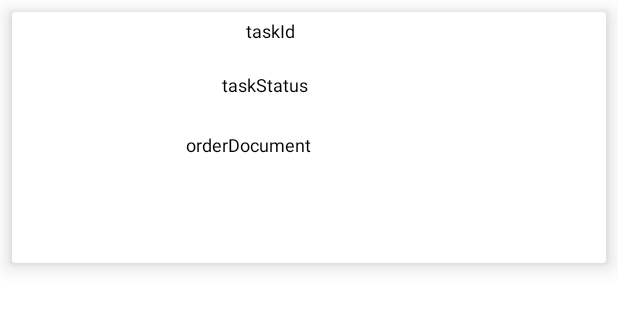
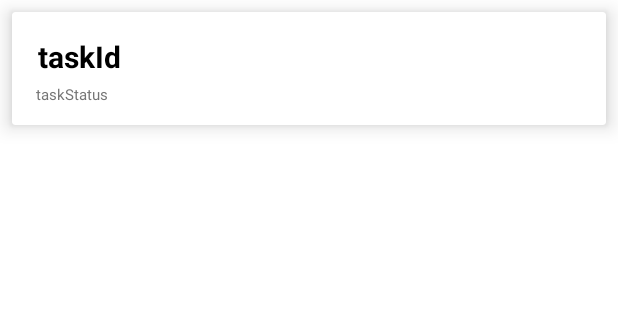
Before and after one commit to RubberTeam/InventaApp, an Android app: the layout task_card.xml on its own in the app's theme, with its tools: preview values and no code run, on a phone screen of 412 x 824 dp. Shown: the top 309 px of the screen. Run offline under Robolectric (Android 15) with nearby library versions, the phone set to English and light mode, and no system bars.

```diff
--- a/app/src/main/res/layout/task_card.xml
+++ b/app/src/main/res/layout/task_card.xml
@@ -1,6 +1,7 @@
 <?xml version="1.0" encoding="utf-8"?>
 <androidx.cardview.widget.CardView xmlns:android="http://schemas.android.com/apk/res/android"
     xmlns:app="http://schemas.android.com/apk/res-auto"
+    xmlns:tools="http://schemas.android.com/tools"
     android:layout_width="match_parent"
     android:layout_height="wrap_content"
     app:cardElevation="8dp"
@@ -9,46 +10,35 @@
     <androidx.constraintlayout.widget.ConstraintLayout
         android:id="@+id/linearLayout"
         android:layout_width="match_parent"
-        android:layout_height="167dp">
+        android:layout_height="75dp">
 
         <TextView
-            android:id="@+id/taskId"
-            android:layout_width="wrap_content"
-            android:layout_height="wrap_content"
-            android:layout_marginStart="156dp"
-            android:layout_marginTop="4dp"
+            android:id="@+id/street"
+            android:layout_width="361dp"
+            android:layout_height="26dp"
+            android:layout_marginTop="16dp"
             android:text="taskId"
+            android:textAlignment="textStart"
             android:textColor="@android:color/black"
-            android:textSize="12sp"
+            android:textSize="20sp"
+            android:textStyle="bold"
+            app:layout_constraintEnd_toEndOf="parent"
+            app:layout_constraintStart_toStartOf="parent"
+            app:layout_constraintTop_toTopOf="parent" />
+
+        <TextView
+            android:id="@+id/addressPart"
+            android:layout_width="316dp"
+            android:layout_height="17dp"
+            android:layout_marginStart="16dp"
+            android:layout_marginTop="48dp"
+            android:text="taskStatus"
+            android:textColor="@color/hint_text"
+            android:textSize="10sp"
             android:textStyle="normal"
             app:layout_constraintStart_toStartOf="parent"
             app:layout_constraintTop_toTopOf="parent" />
 
-        <TextView
-            android:id="@+id/taskStatus"
-            android:layout_width="wrap_content"
-            android:layout_height="wrap_content"
-            android:layout_marginStart="140dp"
-            android:layout_marginTop="40dp"
-            android:text="taskStatus"
-            android:textColor="@android:color/black"
-            android:textSize="12sp"
-            android:textStyle="normal"
-            app:layout_constraintStart_toStartOf="parent"
-            app:layout_constraintTop_toTopOf="parent" />
-
-        <TextView
-            android:id="@+id/orderDocument"
-            android:layout_width="wrap_content"
-            android:layout_height="wrap_content"
-            android:layout_marginStart="116dp"
-            android:layout_marginTop="80dp"
-            android:text="orderDocument"
-            android:textColor="@android:color/black"
-            android:textSize="12sp"
-            android:textStyle="normal"
-            app:layout_constraintStart_toStartOf="parent"
-            app:layout_constraintTop_toTopOf="parent" />
     </androidx.constraintlayout.widget.ConstraintLayout>
 
 </androidx.cardview.widget.CardView>
```
Also changed, not shown: app/src/main/java/ru/rubberteam/inventa/activities/MainActivity.kt (+22 -10 lines), app/src/main/java/ru/rubberteam/inventa/adapters/TaskAdapter.kt (+13 -15 lines), app/src/main/java/ru/rubberteam/inventa/adapters/TaskProcessing.kt (added, +24 -0 lines), app/src/main/java/ru/rubberteam/inventa/domain/task/Task.kt (+4 -4 lines), app/src/main/java/ru/rubberteam/inventa/retrofit/clients/TasksRetroClient.kt (+5 -2 lines).
